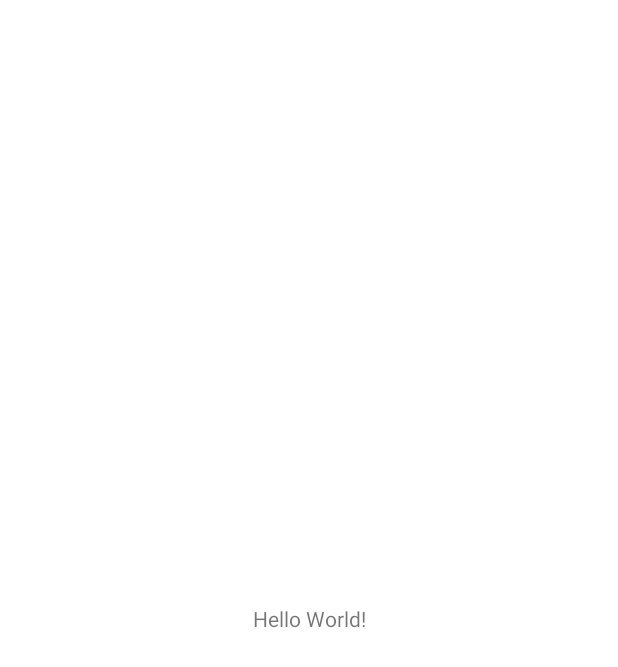
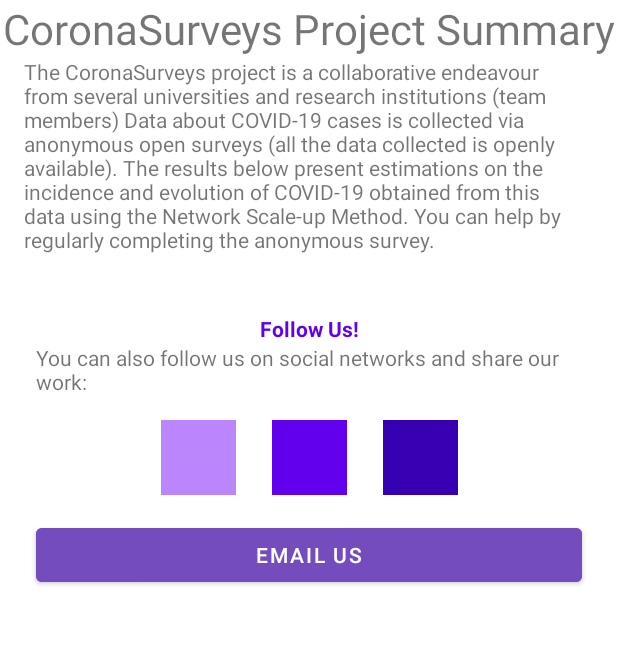
Before and after one commit to InQBarna/coronasurveys-android, an Android app: the screen it shows after launch (MainActivity), on a phone screen of 412 x 824 dp. Before the commit the part shown is almost empty. Shown: the top 667 px of the screen. Run offline under Robolectric (Android 15) with nearby library versions, the phone set to English and light mode, and no system bars.

Commit message:
Improving layout a bit

```diff
--- a/app/build.gradle
+++ b/app/build.gradle
@@ -36,11 +36,11 @@ android {
 dependencies {
 
     implementation "org.jetbrains.kotlin:kotlin-stdlib:$kotlin_version"
-    implementation 'androidx.core:core-ktx:1.2.0'
+    implementation 'androidx.core:core-ktx:1.3.0'
     implementation 'androidx.appcompat:appcompat:1.1.0'
     implementation 'com.google.android.material:material:1.1.0'
     implementation 'androidx.constraintlayout:constraintlayout:1.1.3'
-    testImplementation 'junit:junit:4.+'
+    testImplementation 'junit:junit:4.13'
     androidTestImplementation 'androidx.test.ext:junit:1.1.1'
     androidTestImplementation 'androidx.test.espresso:espresso-core:3.2.0'
 }
--- a/app/src/main/res/layout/activity_main.xml
+++ b/app/src/main/res/layout/activity_main.xml
@@ -1,18 +1,100 @@
 <?xml version="1.0" encoding="utf-8"?>
-<androidx.constraintlayout.widget.ConstraintLayout xmlns:android="http://schemas.android.com/apk/res/android"
+<androidx.core.widget.NestedScrollView xmlns:android="http://schemas.android.com/apk/res/android"
     xmlns:app="http://schemas.android.com/apk/res-auto"
     xmlns:tools="http://schemas.android.com/tools"
     android:layout_width="match_parent"
     android:layout_height="match_parent"
     tools:context=".MainActivity">
 
-    <TextView
-        android:layout_width="wrap_content"
-        android:layout_height="wrap_content"
-        android:text="Hello World!"
-        app:layout_constraintBottom_toBottomOf="parent"
-        app:layout_constraintLeft_toLeftOf="parent"
-        app:layout_constraintRight_toRightOf="parent"
-        app:layout_constraintTop_toTopOf="parent" />
+    <androidx.constraintlayout.widget.ConstraintLayout
+        android:layout_width="match_parent"
+        android:layout_height="wrap_content">
 
-</androidx.constraintlayout.widget.ConstraintLayout>
+        <TextView
+            android:id="@+id/title"
+            android:layout_width="wrap_content"
+            android:layout_height="wrap_content"
+            android:text="CoronaSurveys Project Summary"
+            app:layout_constraintTop_toTopOf="parent"
+            app:layout_constraintStart_toStartOf="parent"
+            app:layout_constraintEnd_toEndOf="parent"
+            android:gravity="center"
+            android:textSize="28sp"/>
+
+        <TextView
+            android:id="@+id/main_text"
+            android:layout_width="0dp"
+            android:layout_height="wrap_content"
+            android:layout_marginHorizontal="16dp"
+            android:text="The CoronaSurveys project is a collaborative endeavour from several universities and research institutions (team members) Data about COVID-19 cases is collected via anonymous open surveys (all the data collected is openly available). The results below present estimations on the incidence and evolution of COVID-19 obtained from this data using the Network Scale-up Method. You can help by regularly completing the anonymous survey."
+            app:layout_constraintTop_toBottomOf="@id/title"
+            app:layout_constraintStart_toStartOf="parent"
+            app:layout_constraintEnd_toEndOf="parent"/>
+
+        <TextView
+            android:id="@+id/follow_us"
+            android:layout_width="wrap_content"
+            android:layout_height="wrap_content"
+            android:text="Follow Us!"
+            android:layout_marginTop="40dp"
+            android:textColor="@color/purple_500"
+            android:textStyle="bold"
+            app:layout_constraintTop_toBottomOf="@id/main_text"
+            app:layout_constraintStart_toStartOf="@id/can_follow_us"
+            app:layout_constraintEnd_toEndOf="@id/can_follow_us"/>
+
+        <TextView
+            android:id="@+id/can_follow_us"
+            android:layout_width="0dp"
+            android:layout_height="wrap_content"
+            android:text="You can also follow us on social networks and share our work:"
+            app:layout_constraintTop_toBottomOf="@id/follow_us"
+            app:layout_constraintStart_toStartOf="parent"
+            app:layout_constraintEnd_toEndOf="parent"
+            android:layout_marginHorizontal="24dp"/>
+
+        <ImageView
+            android:id="@+id/facebook"
+            android:layout_width="50dp"
+            android:layout_height="50dp"
+            android:background="@color/purple_200"
+            android:layout_marginTop="16dp"
+            app:layout_constraintTop_toBottomOf="@id/can_follow_us"
+            app:layout_constraintStart_toStartOf="parent"
+            app:layout_constraintEnd_toStartOf="@id/twitter"
+            app:layout_constraintHorizontal_chainStyle="packed" />
+
+        <ImageView
+            android:id="@+id/twitter"
+            android:layout_width="50dp"
+            android:layout_height="50dp"
+            android:background="@color/purple_500"
+            app:layout_constraintTop_toTopOf="@id/facebook"
+            app:layout_constraintStart_toEndOf="@id/facebook"
+            app:layout_constraintEnd_toStartOf="@id/instagram"
+            android:layout_marginStart="24dp"/>
+
+        <ImageView
+            android:id="@+id/instagram"
+            android:layout_width="50dp"
+            android:layout_height="50dp"
+            android:background="@color/purple_700"
+            android:layout_marginStart="24dp"
+            app:layout_constraintEnd_toEndOf="parent"
+            app:layout_constraintStart_toEndOf="@id/twitter"
+            app:layout_constraintTop_toTopOf="@id/facebook" />
+
+        <com.google.android.material.button.MaterialButton
+            android:layout_width="0dp"
+            android:layout_height="wrap_content"
+            android:text="Email us"
+            android:textColor="@color/white"
+            android:backgroundTint="@color/main_color"
+            android:layout_marginTop="16dp"
+            app:layout_constraintTop_toBottomOf="@id/facebook"
+            app:layout_constraintStart_toStartOf="@id/can_follow_us"
+            app:layout_constraintEnd_toEndOf="@id/can_follow_us"/>
+
+    </androidx.constraintlayout.widget.ConstraintLayout>
+
+</androidx.core.widget.NestedScrollView>
```
